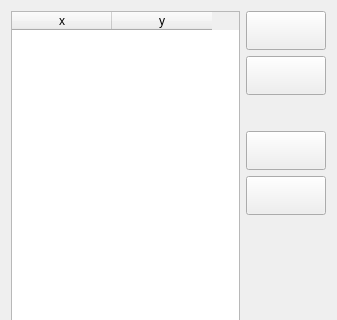
This is form.ui in liveegor/cluster as Qt 5 draws it before an edit; both pictures show x 0 to 337 and y 0 to 320 of the 337 by 589 pixel window. The edited form follows.
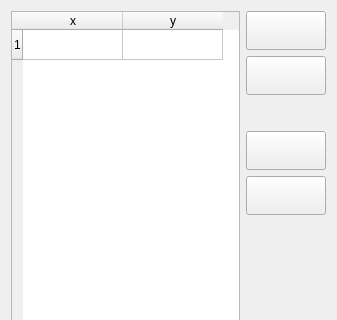
This is the edited form. Icons and pictures are not drawn.

Commit message: Zero rows number bug fixed

What changed in the file:
```diff
--- a/form.ui
+++ b/form.ui
@@ -21,6 +21,11 @@
        <property name="toolTip">
         <string>&lt;html&gt;&lt;head/&gt;&lt;body&gt;&lt;p&gt;Точки&lt;/p&gt;&lt;/body&gt;&lt;/html&gt;</string>
        </property>
+       <row>
+        <property name="text">
+         <string>1</string>
+        </property>
+       </row>
        <column>
         <property name="text">
          <string>x</string>
```
The commit also changes 2 other files.
